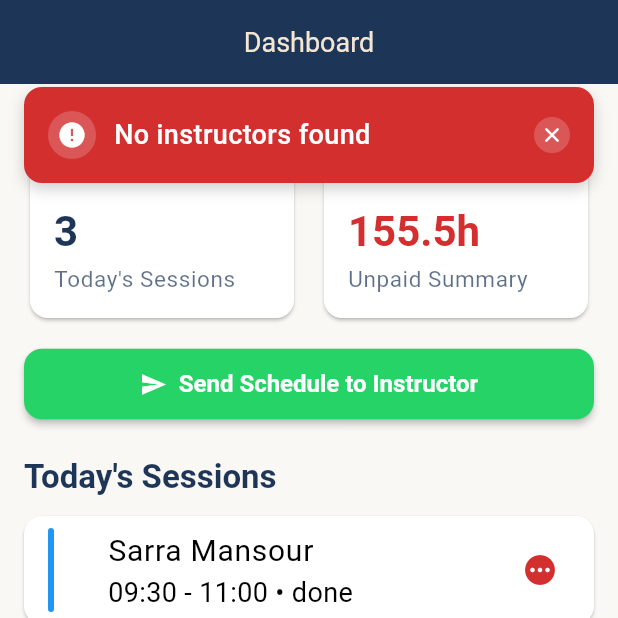
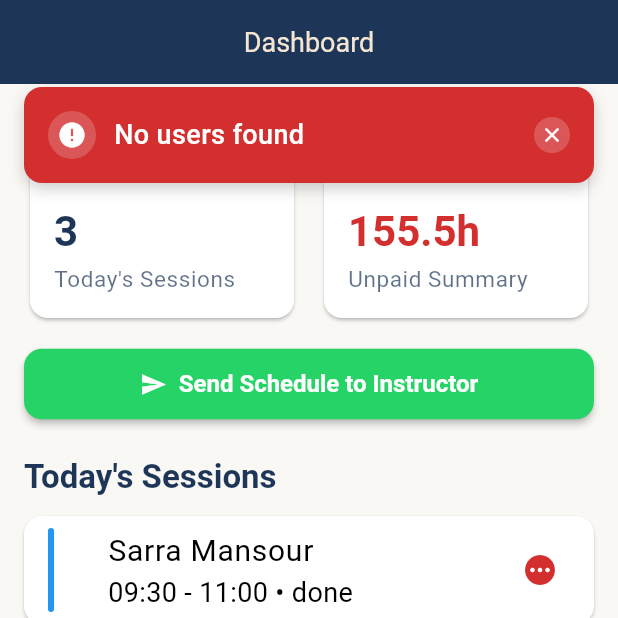
Before and after one commit to chater-marzougui/Zakaria-School, a Flutter app: the screen it shows once a user with an empty profile is signed in, after a tap on "Send Schedule to Instructor", on a phone screen of 412 x 824 dp, the top half of it. Run offline on Flutter 3.47's test engine with Material 3 defaults, Android fonts, the phone set to English and light mode, and no system bars; our stand-ins replace cloud_firestore, firebase_auth, firebase_core, image_picker, permission_handler, share_plus and 1 more; accounts and stored records are empty; generated files the repository leaves out were written again.

Commit message:
Address code review feedback: improve error messages, use debugPrint, fix indentation
Co-authored-by: chater-marzougui <151965388+chater-marzougui@users.noreply.github.com>

```diff
--- a/lib/screens/dashboard_screen.dart
+++ b/lib/screens/dashboard_screen.dart
@@ -30,7 +30,7 @@ class _DashboardScreenState extends State<DashboardScreen> {
     if (users.isEmpty) {
       showCustomSnackBar(
         context,
-        'No instructors found',
+        'No users found',
         type: SnackBarType.error,
       );
       return;
@@ -39,7 +39,7 @@ class _DashboardScreenState extends State<DashboardScreen> {
     showDialog(
       context: context,
       builder: (dialogContext) => AlertDialog(
-        title: Text('Select Instructor'),
+        title: const Text('Select Instructor'),
         content: SizedBox(
           width: double.maxFinite,
           child: ListView.builder(
@@ -108,7 +108,7 @@ class _DashboardScreenState extends State<DashboardScreen> {
       );
     } catch (e) {
       if (mounted) {
-        print('Error generating/sharing instructor schedule: $e');
+        debugPrint('Error generating/sharing instructor schedule: $e');
         showCustomSnackBar(
           context,
           'Error: $e',
@@ -221,9 +221,9 @@ class _DashboardScreenState extends State<DashboardScreen> {
                       ),
                     )
                         : const Icon(Icons.send),
-                    label: Text(
-                      _isGenerating ? 'Generating...' : 'Send Schedule to Instructor',
-                      style: const TextStyle(fontSize: 16, fontWeight: FontWeight.bold),
+                    label: const Text(
+                      'Send Schedule to Instructor',
+                      style: TextStyle(fontSize: 16, fontWeight: FontWeight.bold),
                     ),
                     style: ElevatedButton.styleFrom(
                       backgroundColor: const Color(0xFF25D366), // WhatsApp green
```
Also changed, not shown: lib/helpers/image_generator.dart (+10 -9 lines).
